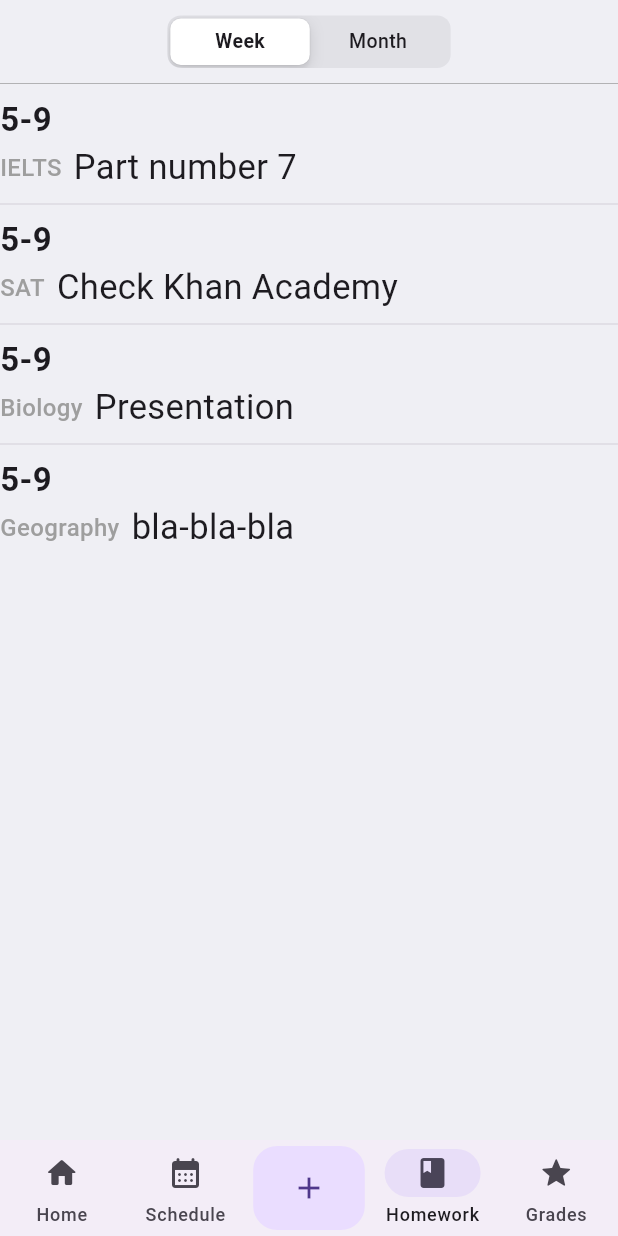
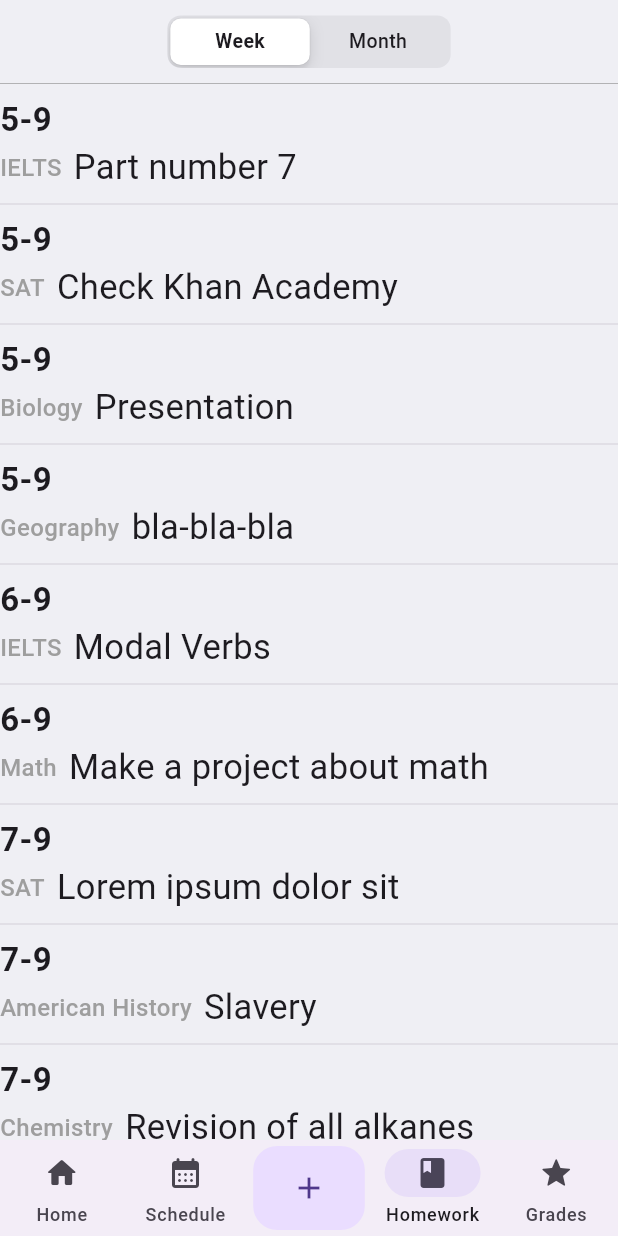
Before and after one commit to GeorgeEu/scentia, a Flutter app: the screen it shows after launch, item 3 of the bottom bar chosen, on a phone screen of 412 x 824 dp. Run offline on Flutter 3.47's test engine with Material 2 defaults, Android fonts, the phone set to English and light mode, and no system bars; our stand-ins replace dots_indicator, table_calendar.

Commit message:
Weekly homework update

```diff
--- a/lib/data/home_work_data/homework_data.dart
+++ b/lib/data/home_work_data/homework_data.dart
@@ -83,7 +83,7 @@ class HomeworkData {
   ];
 
   List getHomework() {
-    //  we get hoemworks from server here
+    //  we get homeworks from server here
     return _homework;
   }
 
@@ -101,4 +101,20 @@ class HomeworkData {
     }
     return homework;
   }
+  // FROM ABOVE We get daily homework FROM BELOW We get weekly homework
+  List getWeeklyHomework(int timestamp) {
+    DateTime date = DateTime.fromMillisecondsSinceEpoch(timestamp);
+    DateTime day = DateTime(date.year, date.month, date.day);
+    final beginOfDay = day.millisecondsSinceEpoch;
+    final endOfDay = beginOfDay + 24 * 60 * 60 * 1000 - 1;
+    final endOfWeek = endOfDay + 7 * 24 * 60 * 60 * 1000;
+    List rawHomework = getHomework();
+    List weeklyHomework = [];
+    for (var i = 0; i < rawHomework.length; i++) {
+      if (rawHomework[i]['Date'] < beginOfDay) continue;
+      if (rawHomework[i]['Date'] > endOfWeek) continue;
+      weeklyHomework.add(rawHomework[i]);
+    }
+    return weeklyHomework;
+  }
 }
--- a/lib/pages/homework_page.dart
+++ b/lib/pages/homework_page.dart
@@ -67,9 +67,10 @@ class _Homework_PageState extends State<Homework_Page> {
   }
   Widget _buildHomeworkWidget() {
     final homework =_homework.getDailyHomework(1693917393000 + 1);
+    final weeklyHomework = _homework.getWeeklyHomework(1693917393000 + 1);
     switch (groupValue) {
       case 0:
-        return Homework(homework);
+        return Homework(weeklyHomework);
       case 1:
         return const Calendar();
       default:
```
